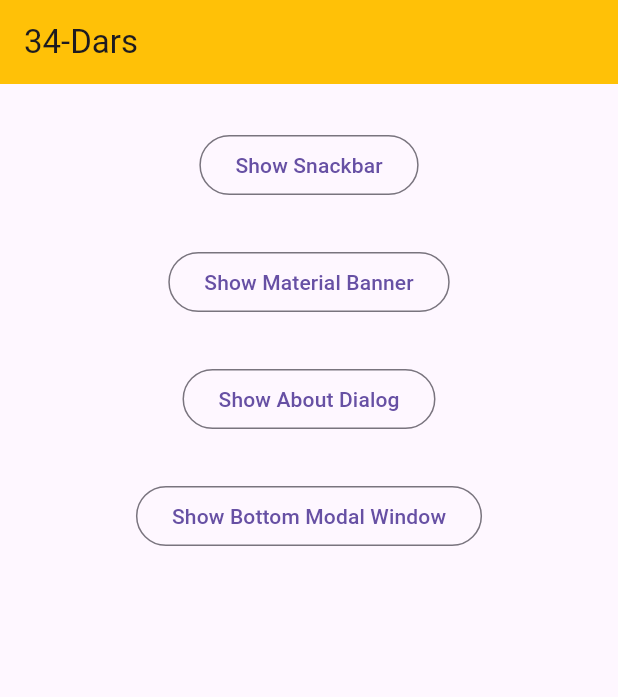
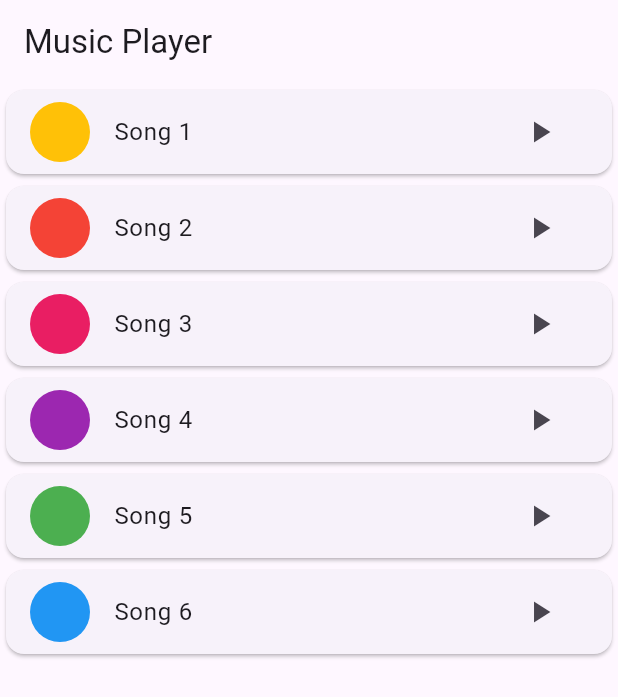
Before and after one commit to AkmaljonAbdirakhimov/lesson34, a Flutter app: the screen it shows after launch, on a phone screen of 412 x 824 dp. Shown: the top 697 px of the screen. Run offline on Flutter 3.47's test engine with Material 3 defaults, Android fonts, the light colour scheme and no system bars; our stand-ins replace gap, just_audio.

Commit message:
audio players

```diff
--- a/lib/main.dart
+++ b/lib/main.dart
@@ -6,6 +6,7 @@
 //? Scaffold'ga rasm qo'yish
 
 import 'package:flutter/material.dart';
+import 'package:lesson34/pages/audio_player_page.dart';
 import 'package:lesson34/pages/home_page.dart';
 import 'package:lesson34/pages/second_page.dart';
 import 'package:lesson34/pages/thrid_page.dart';
@@ -59,7 +60,7 @@ class _MyAppState extends State<MyApp> {
       //     primary: Colors.yellow,
       //   ),
       // ),
-      home: const ThirdPage(),
+      home: const AudioPlayerPage(),
     );
   }
 }
--- /dev/null
+++ b/lib/models/song.dart
@@ -0,0 +1,108 @@
+import 'package:flutter/material.dart';
+import 'package:just_audio/just_audio.dart';
+
+class Song {
+  final String title;
+  final Color color;
+  final String url;
+  bool isPlaying;
+
+  Song({
+    required this.title,
+    this.color = Colors.blue,
+    required this.url,
+    this.isPlaying = false,
+  });
+
+  void togglePlaying() {
+    isPlaying = !isPlaying;
+  }
+}
+
+class SongsManager {
+  SongsManager._singleton();
+
+  static final _songsManager = SongsManager._singleton();
+
+  factory SongsManager() {
+    return _songsManager;
+  }
+
+  final audioPlayer = AudioPlayer();
+
+  List<Song> songs = [
+    Song(
+      title: "Song 1",
+      url: "assets/song1.mp3",
+      color: Colors.amber,
+    ),
+    Song(
+      title: "Song 2",
+      url: "assets/song2.mp3",
+      color: Colors.red,
+    ),
+    Song(
+      title: "Song 3",
+      url: "assets/song3.mp3",
+      color: Colors.pink,
+    ),
+    Song(
+      title: "Song 4",
+      url: "assets/song4.mp3",
+      color: Colors.purple,
+    ),
+    Song(
+      title: "Song 5",
+      url: "assets/song5.mp3",
+      color: Colors.green,
+    ),
+    Song(
+      title: "Song 6",
+      url: "assets/song6.mp3",
+      color: Colors.blue,
+    ),
+  ];
+
+  void initSongs([int currentIndex = 0]) async {
+    final playlist = ConcatenatingAudioSource(
+      useLazyPreparation: true,
+      shuffleOrder: DefaultShuffleOrder(),
+      children: songs.map((song) {
+        return AudioSource.asset(song.url);
+      }).toList(),
+    );
+    await audioPlayer.setAudioSource(playlist,
+        initialIndex: currentIndex, initialPosition: Duration.zero);
+  }
+
+  void playSong(int index) async {
+    await audioPlayer.seek(Duration.zero, index: index);
+    await audioPlayer.play();
+  }
+
+  void pauseSong() async {
+    await audioPlayer.pause();
+  }
+
+  void nextSong() async {
+    pauseSong();
+    await audioPlayer.seekToNext();
+  }
+
+  void previousSong() async {
+    pauseSong();
+    await audioPlayer.seekToPrevious();
+  }
+
+  Stream<Duration?> duration() {
+    return audioPlayer.durationStream;
+  }
+
+  Stream<Duration> currentPosition() {
+    return audioPlayer.positionStream;
+  }
+
+  Stream<int?> currentIndex() {
+    return audioPlayer.currentIndexStream;
+  }
+}
--- /dev/null
+++ b/lib/pages/audio_player_page.dart
@@ -0,0 +1,64 @@
+import 'package:flutter/material.dart';
+import 'package:lesson34/models/song.dart';
+import 'package:lesson34/pages/song_page.dart';
+
+class AudioPlayerPage extends StatefulWidget {
+  const AudioPlayerPage({super.key});
+
+  @override
+  State<AudioPlayerPage> createState() => _AudioPlayerPageState();
+}
+
+class _AudioPlayerPageState extends State<AudioPlayerPage> {
+  final songsManager = SongsManager();
+
+  @override
+  void initState() {
+    super.initState();
+
+    songsManager.initSongs();
+  }
+
+  @override
+  Widget build(BuildContext context) {
+    final songs = songsManager.songs;
+
+    return Scaffold(
+      appBar: AppBar(
+        title: const Text("Music Player"),
+      ),
+      body: ListView.builder(
+        itemCount: songs.length,
+        itemBuilder: (ctx, index) {
+          final Song song = songs[index];
+          return Card(
+              child: ListTile(
+            onTap: () {
+              Navigator.of(context).push(
+                MaterialPageRoute(
+                  builder: (ctx) => SongPage(index),
+                ),
+              );
+            },
+            leading: CircleAvatar(
+              backgroundColor: song.color,
+            ),
+            title: Text(song.title),
+            trailing: IconButton(
+              onPressed: () async {
+                if (song.isPlaying) {
+                  songsManager.pauseSong();
+                } else {
+                  songsManager.playSong(index);
+                }
+                song.togglePlaying();
+                setState(() {});
+              },
+              icon: Icon(song.isPlaying ? Icons.pause : Icons.play_arrow),
+            ),
+          ));
+        },
+      ),
+    );
+  }
+}
```
Also changed, not shown: lib/pages/song_page.dart (added, +116 -0 lines), pubspec.yaml (+5 -7 lines), pubspec.lock, 16 other files.
